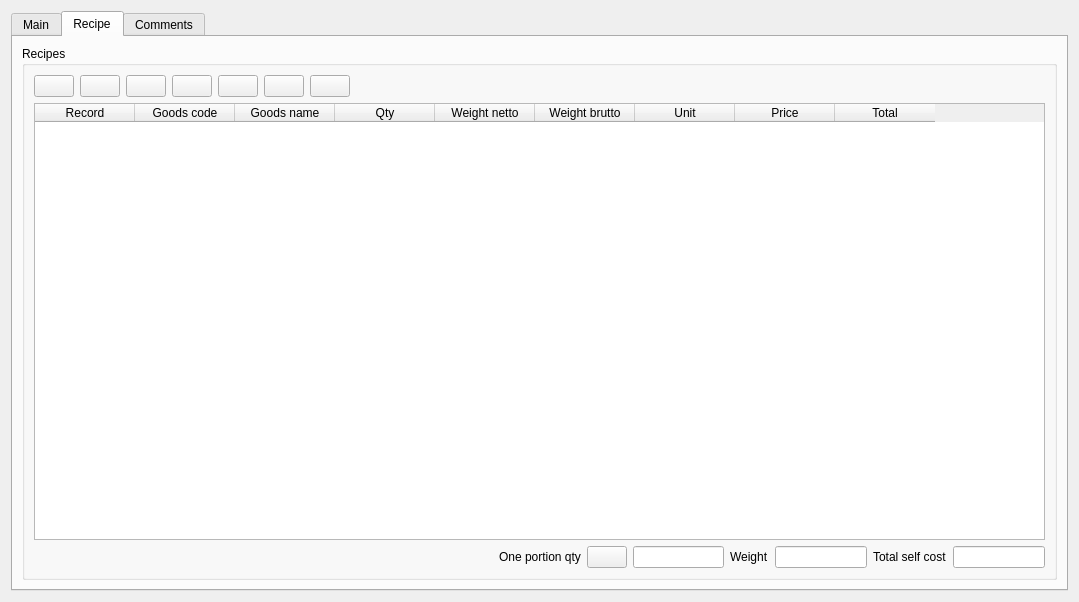
Before: the Qt Designer form Editors/c5dishwidget.ui in End1-1/Cafe5, drawn with Qt 5.
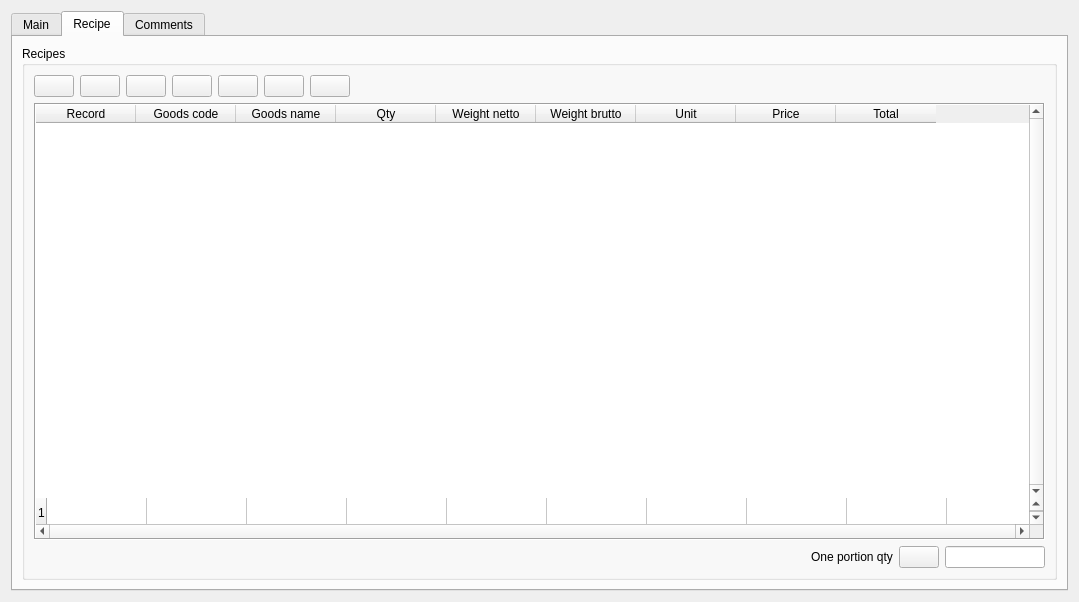
After: the same form once the commit is applied. The open tabs and pages were chosen to show the change. Icons and pictures are not drawn. Custom widgets are drawn as their Qt base class.

Patch:
```diff
--- a/Editors/c5dishwidget.ui
+++ b/Editors/c5dishwidget.ui
@@ -400,58 +400,86 @@
          </property>
          <layout class="QGridLayout" name="gridLayout_4">
           <item row="2" column="0">
-           <widget class="C5TableWidget" name="tblRecipe">
-            <property name="sizePolicy">
-             <sizepolicy hsizetype="Expanding" vsizetype="Expanding">
-              <horstretch>0</horstretch>
-              <verstretch>2</verstretch>
-             </sizepolicy>
-            </property>
-            <column>
-             <property name="text">
-              <string>Record</string>
+           <widget class="QWidget" name="widget_2" native="true">
+            <layout class="QHBoxLayout" name="horizontalLayout_2">
+             <property name="leftMargin">
+              <number>0</number>
              </property>
-            </column>
-            <column>
-             <property name="text">
-              <string>Goods code</string>
+             <property name="topMargin">
+              <number>0</number>
              </property>
-            </column>
-            <column>
-             <property name="text">
-              <string>Goods name</string>
+             <property name="rightMargin">
+              <number>0</number>
              </property>
-            </column>
-            <column>
-             <property name="text">
-              <string>Qty</string>
+             <property name="bottomMargin">
+              <number>0</number>
              </property>
-            </column>
-            <column>
-             <property name="text">
-              <string>Weight netto</string>
-             </property>
-            </column>
-            <column>
-             <property name="text">
-              <string>Weight brutto</string>
-             </property>
-            </column>
-            <column>
-             <property name="text">
-              <string>Unit</string>
-             </property>
-            </column>
-            <column>
-             <property name="text">
-              <string>Price</string>
-             </property>
-            </column>
-            <column>
-             <property name="text">
-              <string>Total</string>
-             </property>
-            </column>
+             <item>
+              <spacer name="horizontalSpacer_2">
+               <property name="orientation">
+                <enum>Qt::Horizontal</enum>
+               </property>
+               <property name="sizeHint" stdset="0">
+                <size>
+                 <width>473</width>
+                 <height>20</height>
+                </size>
+               </property>
+              </spacer>
+             </item>
+             <item>
+              <widget class="QLabel" name="label_9">
+               <property name="text">
+                <string>One portion qty</string>
+               </property>
+              </widget>
+             </item>
+             <item>
+              <widget class="QPushButton" name="btnMultRecipe">
+               <property name="focusPolicy">
+                <enum>Qt::NoFocus</enum>
+               </property>
+               <property name="toolTip">
+                <string>Multiple recipe quantity</string>
+               </property>
+               <property name="text">
+                <string/>
+               </property>
+               <property name="icon">
+                <iconset resource="../resources/res.qrc">
+                 <normaloff>:/order.png</normaloff>:/order.png</iconset>
+               </property>
+               <property name="mult" stdset="0">
+                <bool>false</bool>
+               </property>
+              </widget>
+             </item>
+             <item>
+              <widget class="C5LineEditWithSelector" name="lePortionQty">
+               <property name="enabled">
+                <bool>true</bool>
+               </property>
+               <property name="maximumSize">
+                <size>
+                 <width>100</width>
+                 <height>16777215</height>
+                </size>
+               </property>
+               <property name="focusPolicy">
+                <enum>Qt::ClickFocus</enum>
+               </property>
+               <property name="readOnly">
+                <bool>false</bool>
+               </property>
+               <property name="Field" stdset="0">
+                <string>f_recipeqty</string>
+               </property>
+               <property name="Type" stdset="0">
+                <number>2</number>
+               </property>
+              </widget>
+             </item>
+            </layout>
            </widget>
           </item>
           <item row="0" column="0">
@@ -604,9 +632,18 @@
             </layout>
            </widget>
           </item>
-          <item row="3" column="0">
-           <widget class="QWidget" name="widget_2" native="true">
-            <layout class="QHBoxLayout" name="horizontalLayout_2">
+          <item row="1" column="0">
+           <widget class="QFrame" name="frame">
+            <property name="frameShape">
+             <enum>QFrame::Box</enum>
+            </property>
+            <property name="frameShadow">
+             <enum>QFrame::Sunken</enum>
+            </property>
+            <layout class="QVBoxLayout" name="verticalLayout_2">
+             <property name="spacing">
+              <number>0</number>
+             </property>
              <property name="leftMargin">
               <number>0</number>
              </property>
@@ -620,132 +657,142 @@
               <number>0</number>
              </property>
              <item>
-              <spacer name="horizontalSpacer_2">
-               <property name="orientation">
-                <enum>Qt::Horizontal</enum>
+              <widget class="C5TableWidget" name="tblRecipe">
+               <property name="sizePolicy">
+                <sizepolicy hsizetype="Expanding" vsizetype="Expanding">
+                 <horstretch>0</horstretch>
+                 <verstretch>2</verstretch>
+                </sizepolicy>
                </property>
-               <property name="sizeHint" stdset="0">
-                <size>
-                 <width>473</width>
-                 <height>20</height>
-                </size>
+               <property name="frameShape">
+                <enum>QFrame::NoFrame</enum>
                </property>
-              </spacer>
-             </item>
-             <item>
-              <widget class="QLabel" name="label_9">
-               <property name="text">
-                <string>One portion qty</string>
+               <property name="verticalScrollBarPolicy">
+                <enum>Qt::ScrollBarAlwaysOn</enum>
                </property>
-              </widget>
-             </item>
-             <item>
-              <widget class="QPushButton" name="btnMultRecipe">
-               <property name="focusPolicy">
-                <enum>Qt::NoFocus</enum>
+               <property name="horizontalScrollBarPolicy">
+                <enum>Qt::ScrollBarAlwaysOff</enum>
                </property>
-               <property name="toolTip">
-                <string>Multiple recipe quantity</string>
-               </property>
-               <property name="text">
-                <string/>
-               </property>
-               <property name="icon">
-                <iconset resource="../resources/res.qrc">
-                 <normaloff>:/order.png</normaloff>:/order.png</iconset>
-               </property>
-               <property name="mult" stdset="0">
-                <bool>false</bool>
-               </property>
+               <column>
+                <property name="text">
+                 <string>Record</string>
+                </property>
+               </column>
+               <column>
+                <property name="text">
+                 <string>Goods code</string>
+                </property>
+               </column>
+               <column>
+                <property name="text">
+                 <string>Goods name</string>
+                </property>
+               </column>
+               <column>
+                <property name="text">
+                 <string>Qty</string>
+                </property>
+               </column>
+               <column>
+                <property name="text">
+                 <string>Weight netto</string>
+                </property>
+               </column>
+               <column>
+                <property name="text">
+                 <string>Weight brutto</string>
+                </property>
+               </column>
+               <column>
+                <property name="text">
+                 <string>Unit</string>
+                </property>
+               </column>
+               <column>
+                <property name="text">
+                 <string>Price</string>
+                </property>
+               </column>
+               <column>
+                <property name="text">
+                 <string>Total</string>
+                </property>
+               </column>
               </widget>
              </item>
              <item>
-              <widget class="C5LineEditWithSelector" name="lePortionQty">
-               <property name="enabled">
-                <bool>true</bool>
-               </property>
+              <widget class="C5TableWidget" name="tblRecipeTotal">
                <property name="maximumSize">
                 <size>
-                 <width>100</width>
-                 <height>16777215</height>
+                 <width>16777215</width>
+                 <height>40</height>
                 </size>
                </property>
-               <property name="focusPolicy">
-                <enum>Qt::ClickFocus</enum>
+               <property name="frameShape">
+                <enum>QFrame::NoFrame</enum>
                </property>
-               <property name="readOnly">
-                <bool>false</bool>
+               <property name="verticalScrollBarPolicy">
+                <enum>Qt::ScrollBarAlwaysOn</enum>
                </property>
-               <property name="Field" stdset="0">
-                <string>f_recipeqty</string>
+               <property name="horizontalScrollBarPolicy">
+                <enum>Qt::ScrollBarAlwaysOn</enum>
                </property>
                <property name="Type" stdset="0">
                 <number>2</number>
                </property>
-              </widget>
-             </item>
-             <item>
-              <widget class="QLabel" name="label_8">
-               <property name="text">
-                <string>Weight</string>
-               </property>
-              </widget>
-             </item>
-             <item>
-              <widget class="C5LineEditWithSelector" name="leWeight">
-               <property name="enabled">
-                <bool>true</bool>
-               </property>
-               <property name="maximumSize">
-                <size>
-                 <width>100</width>
-                 <height>16777215</height>
-                </size>
-               </property>
-               <property name="focusPolicy">
-                <enum>Qt::NoFocus</enum>
-               </property>
-               <property name="readOnly">
-                <bool>true</bool>
-               </property>
-               <property name="Field" stdset="0">
-                <string>f_netweight</string>
-               </property>
-               <property name="Type" stdset="0">
-                <number>2</number>
-               </property>
-              </widget>
-             </item>
-             <item>
-              <widget class="QLabel" name="label">
-               <property name="text">
-                <string>Total self cost</string>
-               </property>
-              </widget>
-             </item>
-             <item>
-              <widget class="C5LineEditWithSelector" name="leTotal">
-               <property name="enabled">
-                <bool>true</bool>
-               </property>
-               <property name="maximumSize">
-                <size>
-                 <width>100</width>
-                 <height>16777215</height>
-                </size>
-               </property>
-               <property name="focusPolicy">
-                <enum>Qt::NoFocus</enum>
-               </property>
-               <property name="readOnly">
-                <bool>true</bool>
-               </property>
-               <property name="Field" stdset="0">
-                <string>f_cost</string>
-               </property>
-               <property name="Type" stdset="0">
-                <number>2</number>
-               </property>
+               <attribute name="horizontalHeaderVisible">
+                <bool>false</bool>
+               </attribute>
+               <row>
+                <property name="text">
+                 <string>1</string>
+                </property>
+               </row>
+               <column>
+                <property name="text">
+                 <string>New Column</string>
+                </property>
+               </column>
+               <column>
+                <property name="text">
+                 <string>New Column</string>
+                </property>
+               </column>
+               <column>
+                <property name="text">
+                 <string>New Column</string>
+                </property>
+               </column>
+               <column>
+                <property name="text">
+                 <string>New Column</string>
+                </property>
+               </column>
+               <column>
+                <property name="text">
+                 <string>New Column</string>
+                </property>
+               </column>
+               <column>
+                <property name="text">
+                 <string>New Column</string>
+                </property>
+               </column>
+               <column>
+                <property name="text">
+                 <string>New Column</string>
+                </property>
+               </column>
+               <column>
+                <property name="text">
+                 <string>New Column</string>
+                </property>
+               </column>
+               <column>
+                <property name="text">
+                 <string>New Column</string>
+                </property>
+               </column>
               </widget>
              </item>
             </layout>
@@ -868,21 +915,21 @@
   </layout>
  </widget>
  <customwidgets>
-  <customwidget>
-   <class>C5TableWidget</class>
-   <extends>QTableWidget</extends>
-   <header location="global">c5tablewidget.h</header>
-  </customwidget>
-  <customwidget>
-   <class>C5LineEditWithSelector</class>
-   <extends>QLineEdit</extends>
-   <header location="global">c5lineeditwithselector.h</header>
-  </customwidget>
   <customwidget>
    <class>C5CheckBox</class>
    <extends>QCheckBox</extends>
    <header location="global">c5checkbox.h</header>
   </customwidget>
+  <customwidget>
+   <class>C5LineEditWithSelector</class>
+   <extends>QLineEdit</extends>
+   <header location="global">c5lineeditwithselector.h</header>
+  </customwidget>
+  <customwidget>
+   <class>C5TableWidget</class>
+   <extends>QTableWidget</extends>
+   <header location="global">c5tablewidget.h</header>
+  </customwidget>
  </customwidgets>
  <tabstops>
   <tabstop>leCode</tabstop>
```
Left out of the diff: 5 changed lines with no effect on the pictures.
